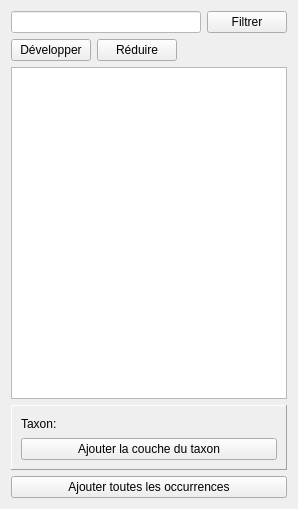
This is niamoto_plugin/ui/taxon_dock.ui in niamoto/qgis-niamoto-plugin as Qt 5 draws it before an edit. The edited form follows.
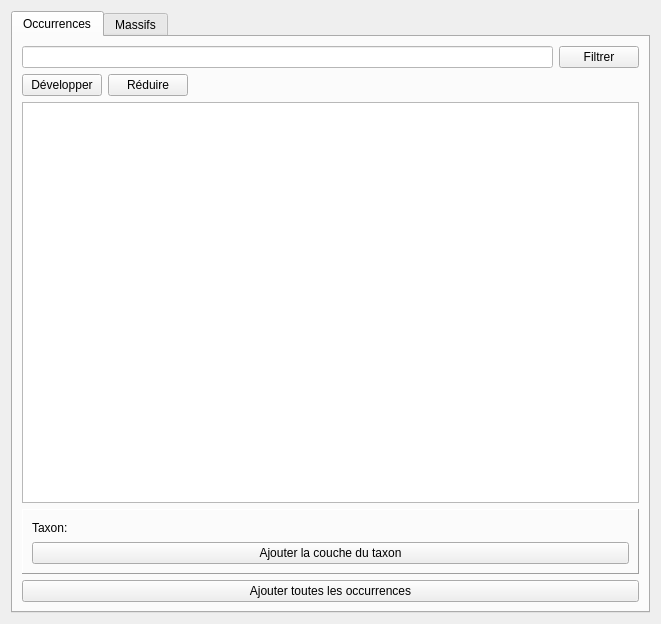
This is the edited form.

The edit to the form file:
```diff
--- a/niamoto_plugin/ui/taxon_dock.ui
+++ b/niamoto_plugin/ui/taxon_dock.ui
@@ -6,14 +6,24 @@
    <rect>
     <x>0</x>
     <y>0</y>
-    <width>298</width>
-    <height>509</height>
+    <width>661</width>
+    <height>624</height>
    </rect>
   </property>
   <property name="windowTitle">
    <string>Form</string>
   </property>
-  <layout class="QVBoxLayout" name="verticalLayout" stretch="0,0,1,0,0">
+  <layout class="QVBoxLayout" name="verticalLayout_2">
+   <item>
+    <widget class="QTabWidget" name="tabWidget">
+     <property name="currentIndex">
+      <number>0</number>
+     </property>
+     <widget class="QWidget" name="occurrences_tab">
+      <attribute name="title">
+       <string>Occurrences</string>
+      </attribute>
+      <layout class="QVBoxLayout" name="verticalLayout">
    <item>
     <layout class="QHBoxLayout" name="horizontalLayout">
      <item>
@@ -127,6 +137,15 @@
      <property name="text">
       <string>Ajouter toutes les occurrences</string>
      </property>
+        </widget>
+       </item>
+      </layout>
+     </widget>
+     <widget class="QWidget" name="massifs_tab">
+      <attribute name="title">
+       <string>Massifs</string>
+      </attribute>
+     </widget>
     </widget>
    </item>
   </layout>
```
Lines whose indentation alone changed are shown as unchanged.
